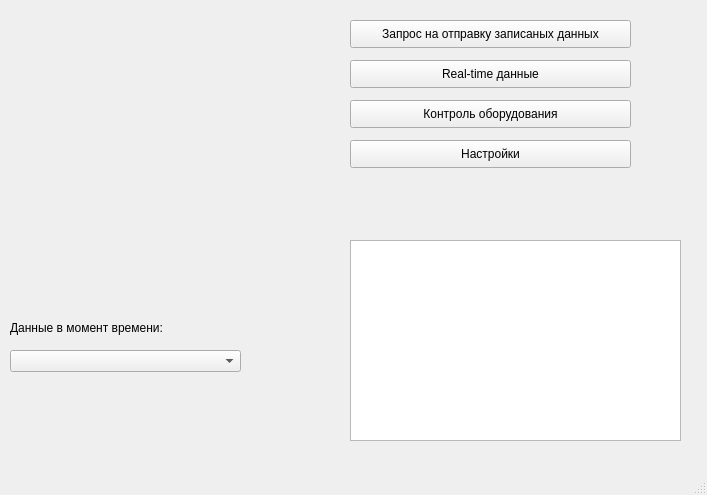
Above: src/gui/MainWin.ui from ATLANTer/Ruzaevka390_MCC before the change. Below: the same form after it.
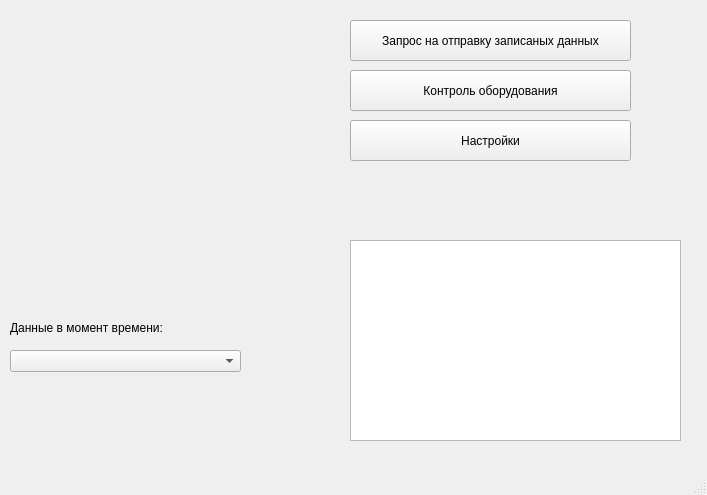
That is the form after the change.

```diff
--- a/src/gui/MainWin.ui
+++ b/src/gui/MainWin.ui
@@ -20,7 +20,7 @@
       <x>350</x>
       <y>20</y>
       <width>281</width>
-      <height>28</height>
+      <height>41</height>
      </rect>
     </property>
     <property name="text">
@@ -30,29 +30,13 @@
      <string notr="true">Actions</string>
     </attribute>
    </widget>
-   <widget class="QPushButton" name="rt_data">
-    <property name="geometry">
-     <rect>
-      <x>350</x>
-      <y>60</y>
-      <width>281</width>
-      <height>28</height>
-     </rect>
-    </property>
-    <property name="text">
-     <string>Real-time данные</string>
-    </property>
-    <attribute name="buttonGroup">
-     <string notr="true">Actions</string>
-    </attribute>
-   </widget>
    <widget class="QPushButton" name="equip_check">
     <property name="geometry">
      <rect>
       <x>350</x>
-      <y>100</y>
+      <y>70</y>
       <width>281</width>
-      <height>28</height>
+      <height>41</height>
      </rect>
     </property>
     <property name="text">
@@ -79,9 +63,9 @@
     <property name="geometry">
      <rect>
       <x>350</x>
-      <y>140</y>
+      <y>120</y>
       <width>281</width>
-      <height>28</height>
+      <height>41</height>
      </rect>
     </property>
     <property name="text">
```
